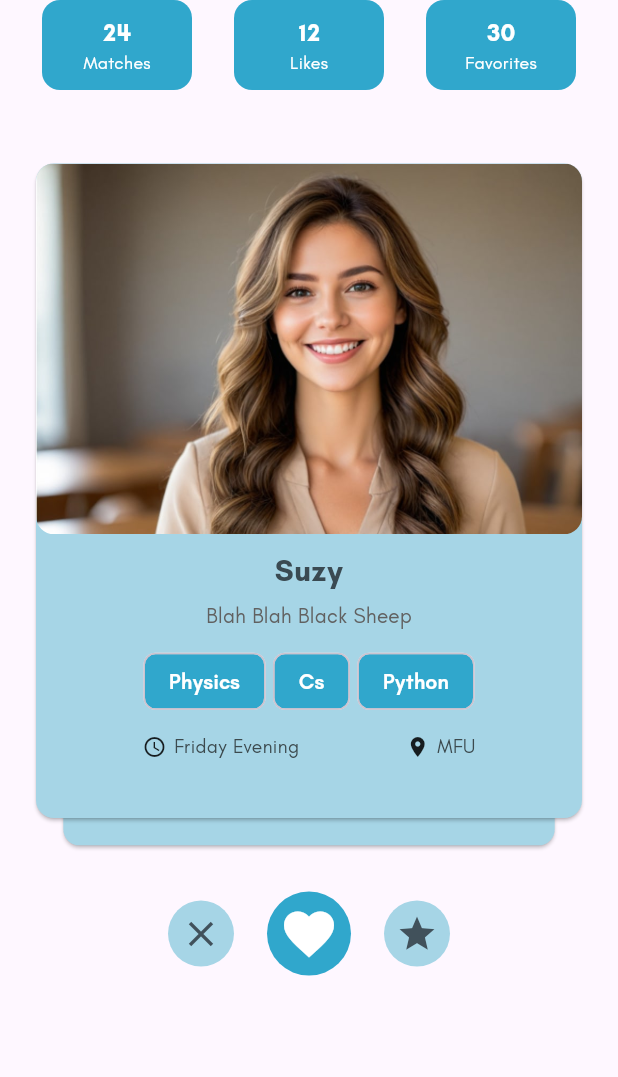
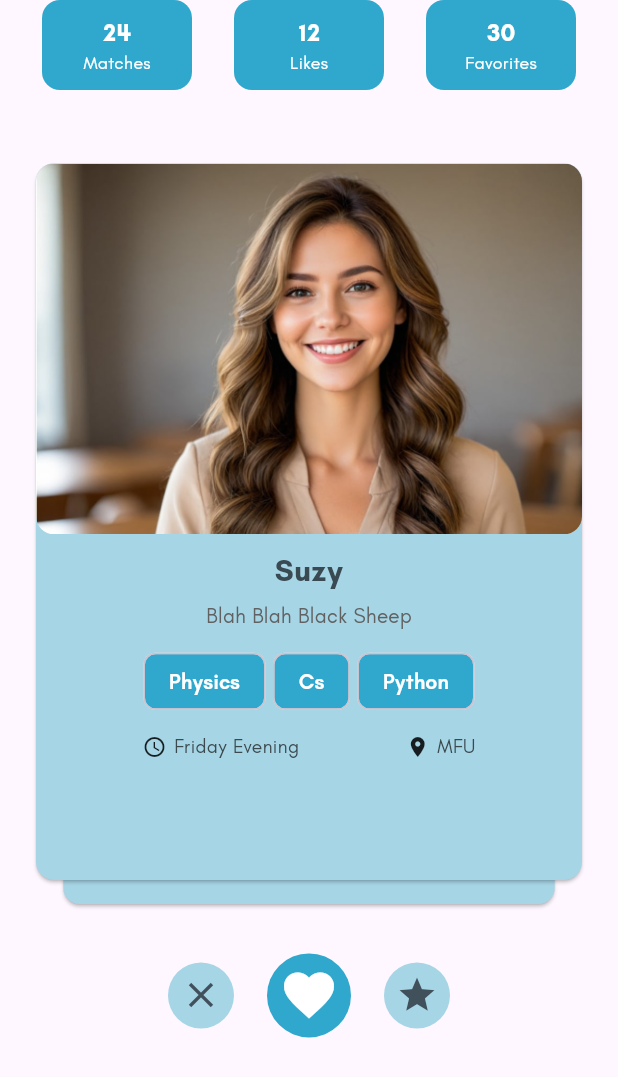
Before and after one commit to KaungHtut18/study-buddy, a Flutter app: the HomeScreen screen opened directly, on a phone screen of 412 x 824 dp. Shown: the top 1077 px of the screen. Run offline on Flutter 3.47's test engine with Material 3 defaults, Android fonts, the phone set to English and light mode, and no system bars; drawn by our look-alikes of flutter_card_swiper; our stand-ins replace dropdown_button2.

Commit message:
fix ui overflow in homepage

```diff
--- a/frontend/studybuddy/lib/ui/home/home_screen.dart
+++ b/frontend/studybuddy/lib/ui/home/home_screen.dart
@@ -69,7 +69,7 @@ class _HomeScreenState extends State<HomeScreen> {
             ),
             SizedBox(height: 20),
             SizedBox(
-              height: MediaQuery.sizeOf(context).height * 0.6,
+              height: MediaQuery.sizeOf(context).height * 0.65,
               child: CardSwiper(
                 allowedSwipeDirection: AllowedSwipeDirection.only(
                   left: true,
```
Also changed, not shown: 1 other file.
